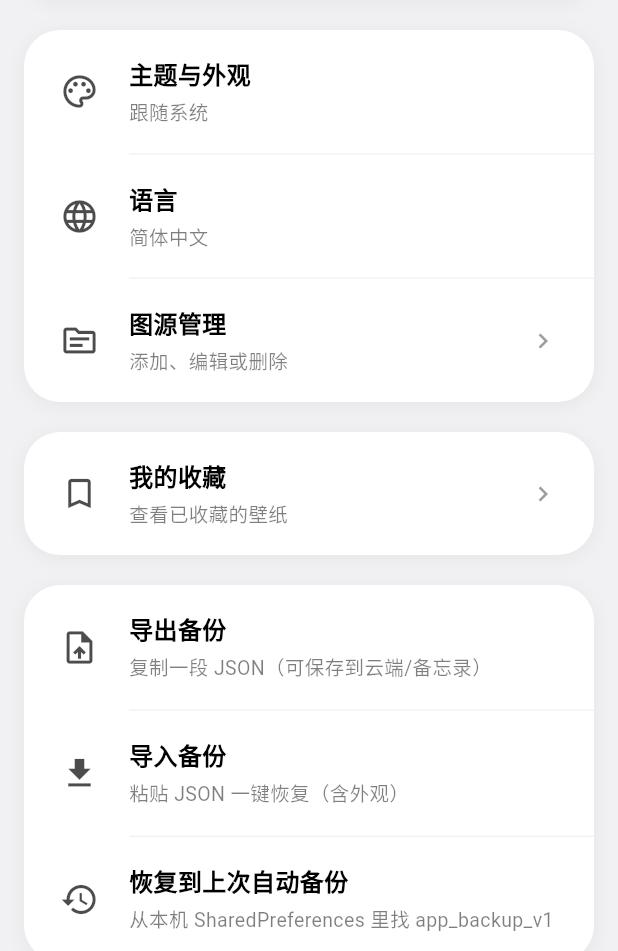
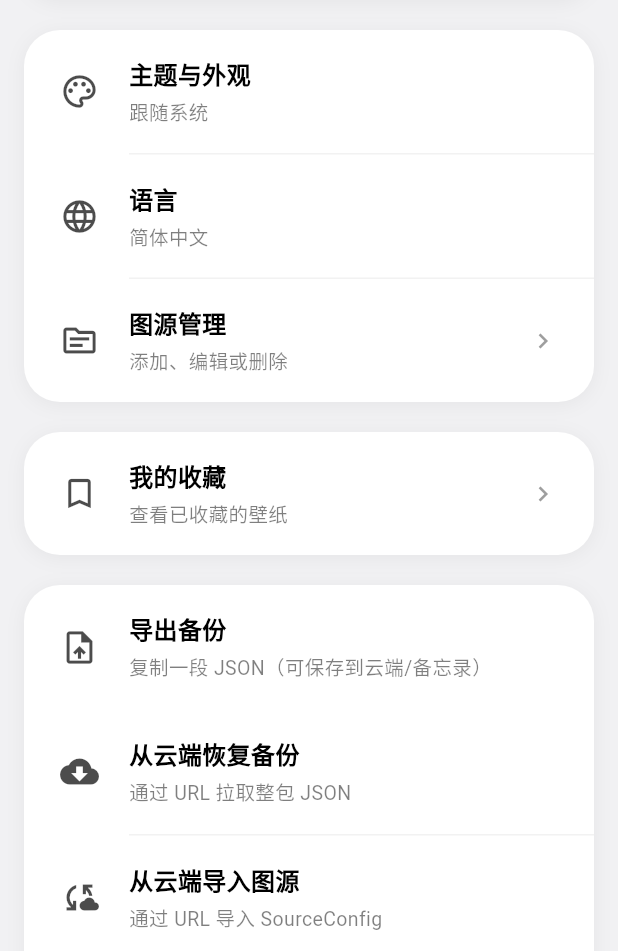
Before and after one commit to 275905127/WallHaven, a Flutter app: the SettingsPage screen opened directly, on a phone screen of 412 x 824 dp, the part 285-1236 px from its top. Run offline on Flutter 3.47's test engine with Material 3 defaults, Android fonts, the phone set to English and light mode, and no system bars; drawn by our look-alikes of dynamic_color; our stand-ins replace cached_network_image, dio, shared_preferences; missing offline and left inert: gal; accounts and stored records are empty; network calls fail.

Commit message:
更新 settings_page.dart

```diff
--- a/lib/pages/settings_page.dart
+++ b/lib/pages/settings_page.dart
@@ -132,6 +132,21 @@ class SettingsPage extends StatelessWidget {
                             icon: Icons.upload_file,
                             onTap: () => _exportBackup(context),
                           ),
+                          _buildTile(
+  context,
+  title: "从云端恢复备份",
+  subtitle: "通过 URL 拉取整包 JSON",
+  icon: Icons.cloud_download,
+  onTap: () => _importBackupFromUrl(context),
+),
+_divider(),
+_buildTile(
+  context,
+  title: "从云端导入图源",
+  subtitle: "通过 URL 导入 SourceConfig",
+  icon: Icons.cloud_sync,
+  onTap: () => _importSourceFromUrl(context),
+),
                           _divider(),
                           _buildTile(
                             context,
@@ -988,6 +1003,53 @@ class SettingsPage extends StatelessWidget {
     );
   }
 
+  void _importBackupFromUrl(BuildContext context) {
+  final ctrl = TextEditingController();
+  showDialog(
+    context: context,
+    builder: (ctx) => AlertDialog(
+      title: const Text("云端备份 URL"),
+      content: TextField(controller: ctrl, decoration: const InputDecoration(hintText: "https://.../backup.json")),
+      actions: [
+        TextButton(onPressed: () => Navigator.pop(ctx), child: const Text("取消")),
+        ElevatedButton(
+          onPressed: () async {
+            final ok = await context.read<AppState>().importBackupFromUrl(ctrl.text.trim());
+            if (ctx.mounted) Navigator.pop(ctx);
+            ScaffoldMessenger.of(context).showSnackBar(
+              SnackBar(content: Text(ok ? "✅ 已恢复" : "❌ 失败")),
+            );
+          },
+          child: const Text("拉取并恢复"),
+        ),
+      ],
+    ),
+  );
+}
+
+void _importSourceFromUrl(BuildContext context) {
+  final ctrl = TextEditingController();
+  showDialog(
+    context: context,
+    builder: (ctx) => AlertDialog(
+      title: const Text("图源配置 URL"),
+      content: TextField(controller: ctrl, decoration: const InputDecoration(hintText: "https://.../source.json")),
+      actions: [
+        TextButton(onPressed: () => Navigator.pop(ctx), child: const Text("取消")),
+        ElevatedButton(
+          onPressed: () async {
+            final ok = await context.read<AppState>().importSourceFromUrl(ctrl.text.trim());
+            if (ctx.mounted) Navigator.pop(ctx);
+            ScaffoldMessenger.of(context).showSnackBar(
+              SnackBar(content: Text(ok ? "✅ 图源已导入" : "❌ 导入失败")),
+            );
+          },
+          child: const Text("导入"),
+        ),
+      ],
+    ),
+  );
+}
   Widget _buildThemeRadio(BuildContext context, String label, ThemeMode value, ThemeMode groupValue, ValueChanged<ThemeMode> onChanged) {
     return InkWell(
       onTap: () => onChanged(value),
```
